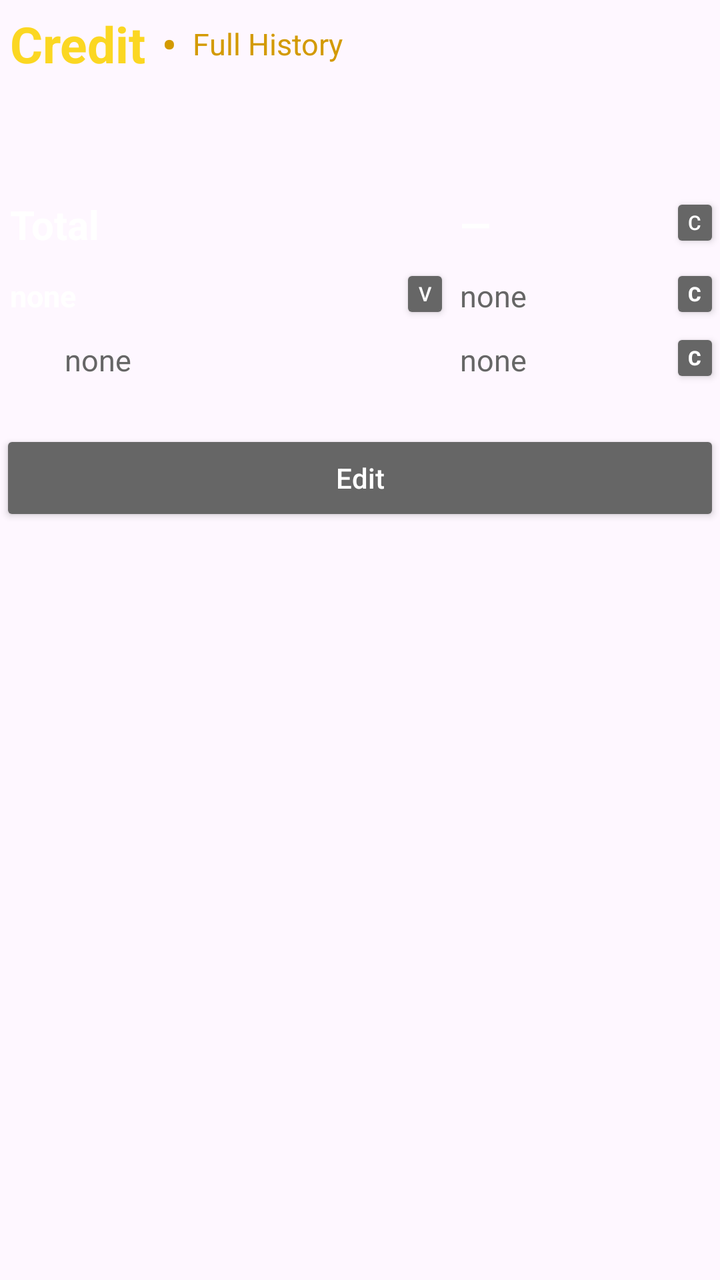
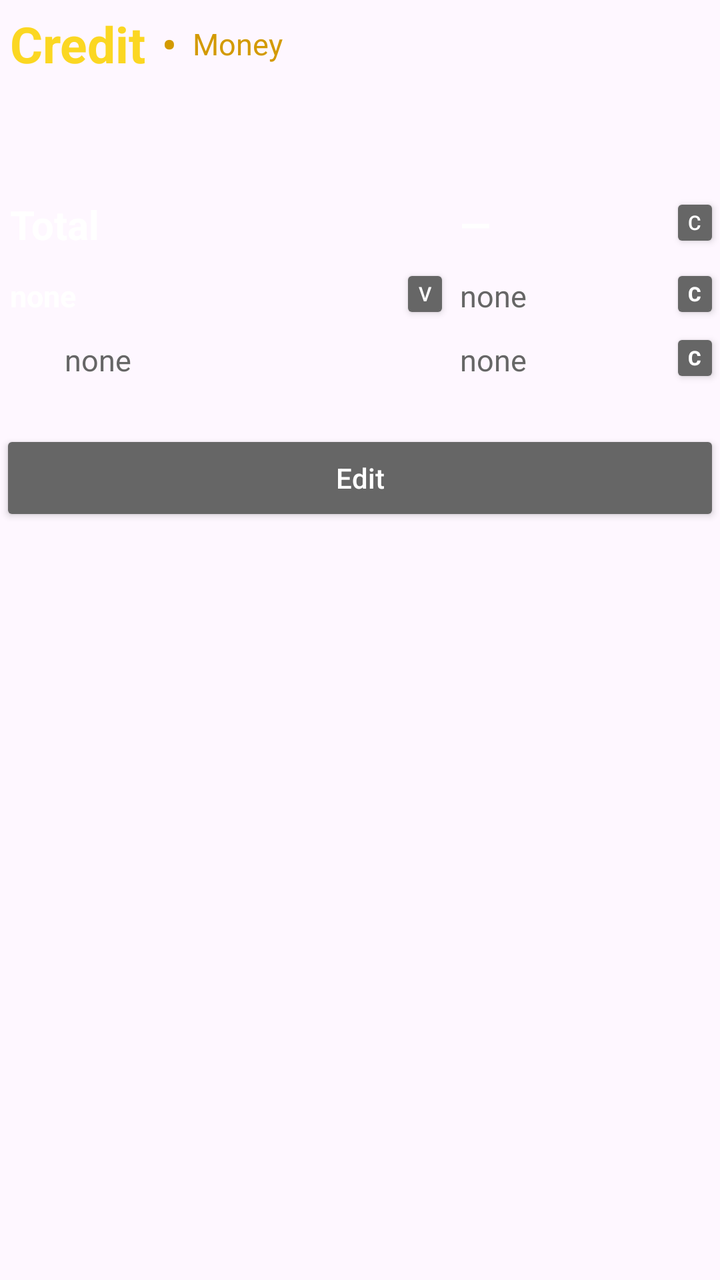

Screens rendered from an Android XML layout before and after an edit, with the pre-edit source and the edit as a unified diff.
<!-- AndroidManifest.xml: application theme Theme.Money -->
<!-- res/layout/iii_credit.xml -->
<?xml version="1.0" encoding="utf-8"?>
<androidx.constraintlayout.widget.ConstraintLayout
    xmlns:android="http://schemas.android.com/apk/res/android"
    xmlns:app="http://schemas.android.com/apk/res-auto"
    android:layout_width="match_parent"
    android:layout_height="match_parent">

    
    <LinearLayout
        android:id="@+id/main_action_bar"
        android:layout_width="wrap_content"
        android:layout_height="wrap_content"
        android:gravity="center"
        android:orientation="horizontal"

        app:layout_constraintStart_toStartOf="parent"
        app:layout_constraintTop_toTopOf="parent">

        
        <TextView
            android:id="@+id/b_ab_credit"
            android:text="@string/b_ab_credit"

            android:layout_width="wrap_content"
            android:layout_height="wrap_content"

            android:padding="5dp"
            android:textStyle="bold"
            android:textSize="25sp"
            android:textColor="#fbd722"/>

        
        <TextView
            android:text="@string/ab_separator"

            android:layout_width="wrap_content"
            android:layout_height="wrap_content"

            android:padding="3dp"
            android:textStyle="bold"
            android:textSize="20sp"
            android:textColor="#d39a00"/>

        
        <TextView
            android:id="@+id/b_ab_history"
            android:text="@string/b_ab_history"

            android:layout_width="wrap_content"
            android:layout_height="wrap_content"
            android:clickable="true"
            android:focusable="true"

            android:padding="5dp"
            android:textSize="15sp"
            android:textColor="#d39a00"/>
    </LinearLayout>

    <ScrollView
        android:id="@+id/scroll_view"
        android:layout_width="0dp"
        android:layout_height="wrap_content"
        android:layout_marginTop="48dp"

        app:layout_constraintStart_toStartOf="parent"
        app:layout_constraintEnd_toEndOf="parent"
        app:layout_constraintTop_toBottomOf="@id/main_action_bar">

        
        <LinearLayout
            android:layout_width="match_parent"
            android:layout_height="wrap_content"
            android:orientation="vertical">

            
            <LinearLayout
                android:layout_width="match_parent"
                android:layout_height="wrap_content"
                android:baselineAligned="false"
                android:orientation="horizontal">

                
                <LinearLayout
                    android:id="@+id/enter_bar"
                    android:layout_width="0dp"
                    android:layout_height="wrap_content"
                    android:layout_weight="1.25"

                    android:orientation="vertical">

                    <LinearLayout
                        android:layout_width="match_parent"
                        android:layout_height="wrap_content"
                        android:gravity="center_vertical"
                        android:orientation="horizontal" />

                    <LinearLayout
                        android:layout_width="match_parent"
                        android:layout_height="wrap_content"
                        android:gravity="center_vertical"
                        android:orientation="horizontal">

                        <TextView
                            android:layout_width="0dp"
                            android:layout_height="wrap_content"
                            android:layout_weight="1"
                            android:padding="5dp"
                            android:text="@string/cr_d_total"
                            android:textColor="#FFFFFF"
                            android:textSize="20sp"
                            android:textStyle="bold" />

                    </LinearLayout>

                    <LinearLayout
                        android:id="@+id/p2"
                        android:layout_width="match_parent"
                        android:layout_height="wrap_content"
                        android:gravity="center_vertical"
                        android:orientation="horizontal">

                        <TextView
                            android:layout_width="0dp"
                            android:textStyle="bold"
                            android:layout_height="wrap_content"
                            android:layout_weight="1"
                            android:padding="5dp"
                            android:text="@string/cr_d_name"
                            android:textColor="#FFFFFF"
                            android:textSize="15sp" />

                        <androidx.appcompat.widget.AppCompatButton
                            android:id="@+id/cr_b_name"
                            android:layout_width="25dp"
                            android:layout_height="30dp"
                            android:backgroundTint="#666666"
                            android:padding="0dp"
                            android:text="@string/cr_b_name"
                            android:textColor="#FFFFFF"
                            android:textSize="10sp"/>
                    </LinearLayout>


                    <TextView
                        android:layout_width="match_parent"
                        android:layout_height="wrap_content"
                        android:padding="5dp"
                        android:text="@string/cr_d_date"
                        android:textColor="#666666"
                        android:textSize="15sp" />

                </LinearLayout>

                
                <LinearLayout
                    android:id="@+id/input_bar"
                    android:layout_width="0dp"
                    android:layout_height="wrap_content"
                    android:layout_weight="0.75"
                    android:orientation="vertical">

                    <LinearLayout
                        android:id="@+id/total"
                        android:layout_width="match_parent"
                        android:layout_height="wrap_content"
                        android:gravity="center_vertical"
                        android:orientation="horizontal">

                        <TextView
                            android:id="@+id/cr_s_total"
                            android:layout_width="0dp"
                            android:layout_height="wrap_content"
                            android:layout_weight="1"
                            android:background="@null"
                            android:hint="@string/cr_s_total"
                            android:importantForAutofill="no"

                            android:inputType="numberDecimal"
                            android:padding="5dp"

                            android:text="@string/cr_s_total"
                            android:textColor="#FFFFFF"
                            android:textColorHint="#666666"
                            android:textSize="20sp"
                            android:textStyle="bold" />

                        <androidx.appcompat.widget.AppCompatButton
                            android:id="@+id/cr_s_b_total"
                            android:layout_width="25dp"
                            android:layout_height="30dp"
                            android:backgroundTint="#666666"
                            android:padding="0dp"
                            android:text="@string/cr_s_b_total"
                            android:textAllCaps="false"
                            android:textColor="#FFFFFF"
                            android:textSize="10sp" />
                    </LinearLayout>

                    <LinearLayout
                        android:id="@+id/name"
                        android:layout_width="match_parent"
                        android:layout_height="wrap_content"
                        android:gravity="center_vertical"
                        android:orientation="horizontal">

                        <EditText
                            android:id="@+id/cr_s_name"
                            android:layout_width="match_parent"

                            android:layout_height="wrap_content"
                            android:layout_weight="1"
                            android:background="@null"
                            android:hint="@string/cr_s_name"
                            android:importantForAutofill="no"
                            android:inputType="text"
                            android:padding="5dp"
                            android:textColor="#666666"
                            android:textColorHint="#666666"
                            android:textSize="15sp" />

                        <androidx.appcompat.widget.AppCompatButton
                            android:id="@+id/cr_s_b_name"
                            android:layout_width="25dp"
                            android:layout_height="30dp"
                            android:backgroundTint="#666666"
                            android:padding="0dp"
                            android:text="@string/cr_s_b_name"
                            android:textAllCaps="false"
                            android:textColor="#FFFFFF"
                            android:textSize="10sp"
                            android:textStyle="bold" />
                    </LinearLayout>

                    <LinearLayout
                        android:id="@+id/date"
                        android:layout_width="match_parent"
                        android:layout_height="wrap_content"
                        android:gravity="center_vertical"
                        android:orientation="horizontal">

                        <EditText
                            android:id="@+id/cr_s_date"
                            android:layout_width="match_parent"

                            android:layout_height="wrap_content"
                            android:layout_weight="1"
                            android:background="@null"
                            android:hint="@string/cr_s_date"
                            android:importantForAutofill="no"
                            android:inputType="text"
                            android:padding="5dp"
                            android:textColor="#666666"
                            android:textColorHint="#666666"
                            android:textSize="15sp" />

                        <androidx.appcompat.widget.AppCompatButton
                            android:id="@+id/cr_s_b_date"
                            android:layout_width="25dp"
                            android:layout_height="30dp"
                            android:backgroundTint="#666666"
                            android:padding="0dp"
                            android:text="@string/cr_s_b_date"
                            android:textAllCaps="false"
                            android:textColor="#FFFFFF"
                            android:textSize="10sp"
                            android:textStyle="bold" />
                    </LinearLayout>
                </LinearLayout>
            </LinearLayout>
        </LinearLayout>
    </ScrollView>

    
    <LinearLayout
        android:id="@+id/button_bar"
        android:layout_marginTop="20dp"
        android:orientation="horizontal"

        app:layout_constraintStart_toStartOf="parent"
        app:layout_constraintEnd_toEndOf="parent"
        app:layout_constraintTop_toBottomOf="@id/scroll_view"
        android:layout_width="0dp"
        android:layout_height="wrap_content"
        android:gravity="center">

        <androidx.appcompat.widget.AppCompatButton
            android:id="@+id/cr_b_edit"
            android:backgroundTint="#666666"
            android:text="@string/cr_b_edit"
            android:textAllCaps="false"
            android:textColor="#FFFFFF"
            android:layout_width="match_parent"
            android:layout_height="wrap_content"/>

    </LinearLayout>
</androidx.constraintlayout.widget.ConstraintLayout>
<!-- resources referenced by this layout -->
<resources>
  <string name="ab_separator">    •</string>
  <string name="b_ab_credit">     Credit</string>
  <string name="b_ab_history">    Full History</string>
  <string name="cr_b_edit">       Edit</string>
  <string name="cr_b_name">       v</string>
  <string name="cr_d_date">       ㅤㅤnone</string>
  <string name="cr_d_name">       noneㅤㅤ</string>
  <string name="cr_d_total">      Totalㅤㅤ</string>
  <string name="cr_s_b_date">     C</string>
  <string name="cr_s_b_name">     C</string>
  <string name="cr_s_b_total">    C</string>
  <string name="cr_s_date">       noneㅤㅤ</string>
  <string name="cr_s_name">       noneㅤㅤ</string>
  <string name="cr_s_total">      —ㅤㅤ</string>
  <style name="Theme.Money" parent="Theme.Material3.DayNight.NoActionBar">
          
          <item name="colorPrimary">@color/purple_500</item>
          <item name="colorPrimaryVariant">@color/purple_700</item>
          <item name="colorOnPrimary">@color/white</item>
          
          <item name="colorSecondary">@color/teal_200</item>
          <item name="colorSecondaryVariant">@color/teal_700</item>
          <item name="colorOnSecondary">@color/black</item>
          
          <item name="android:statusBarColor">?attr/colorPrimaryVariant</item>
          
      </style>
  <color name="purple_500">#d39a00</color>
  <color name="purple_700">#d39a00</color>
  <color name="white">#FFFFFFFF</color>
  <color name="teal_200">#fbd722</color>
  <color name="teal_700">#fbd722</color>
  <color name="black">#FF000000</color>
</resources>

<!-- the commit's change to res/layout/iii_credit.xml (unified diff, before → after) -->
@@ -44,7 +44,7 @@
         
         <TextView
             android:id="@+id/b_ab_history"
-            android:text="@string/b_ab_history"
+            android:text="@string/ab_money"
 
             android:layout_width="wrap_content"
             android:layout_height="wrap_content"
<!-- resource entries referenced after the edit -->
@@ -1,8 +1,8 @@
 <!-- resources referenced by this layout -->
 <resources>
+  <string name="ab_money">        Money</string>
   <string name="ab_separator">    •</string>
   <string name="b_ab_credit">     Credit</string>
-  <string name="b_ab_history">    Full History</string>
   <string name="cr_b_edit">       Edit</string>
   <string name="cr_b_name">       v</string>
   <string name="cr_d_date">       ㅤㅤnone</string>
